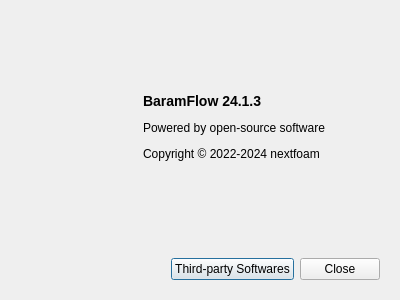
First picture: the form in baramFlow/view/main_window/menu/help/about_dialog.ui, repository nextfoam/baram, before the edit.
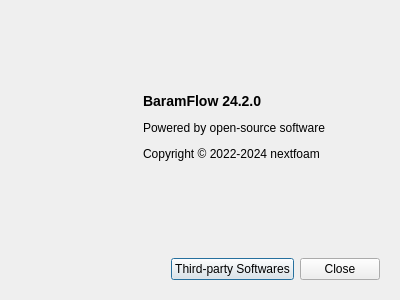
Second picture: the form after the edit.

The edit to the form file:
```diff
--- a/baramFlow/view/main_window/menu/help/about_dialog.ui
+++ b/baramFlow/view/main_window/menu/help/about_dialog.ui
@@ -90,7 +90,7 @@
          </sizepolicy>
         </property>
         <property name="text">
-         <string>&lt;p&gt;&lt;b&gt;&lt;font size=&quot;4&quot;&gt;BaramFlow 24.1.3&lt;/font&gt;&lt;/b&gt;&lt;/p&gt;
+         <string>&lt;p&gt;&lt;b&gt;&lt;font size=&quot;4&quot;&gt;BaramFlow 24.2.0&lt;/font&gt;&lt;/b&gt;&lt;/p&gt;
 
 &lt;p&gt;Powered by open-source software&lt;/p&gt;
 
```
